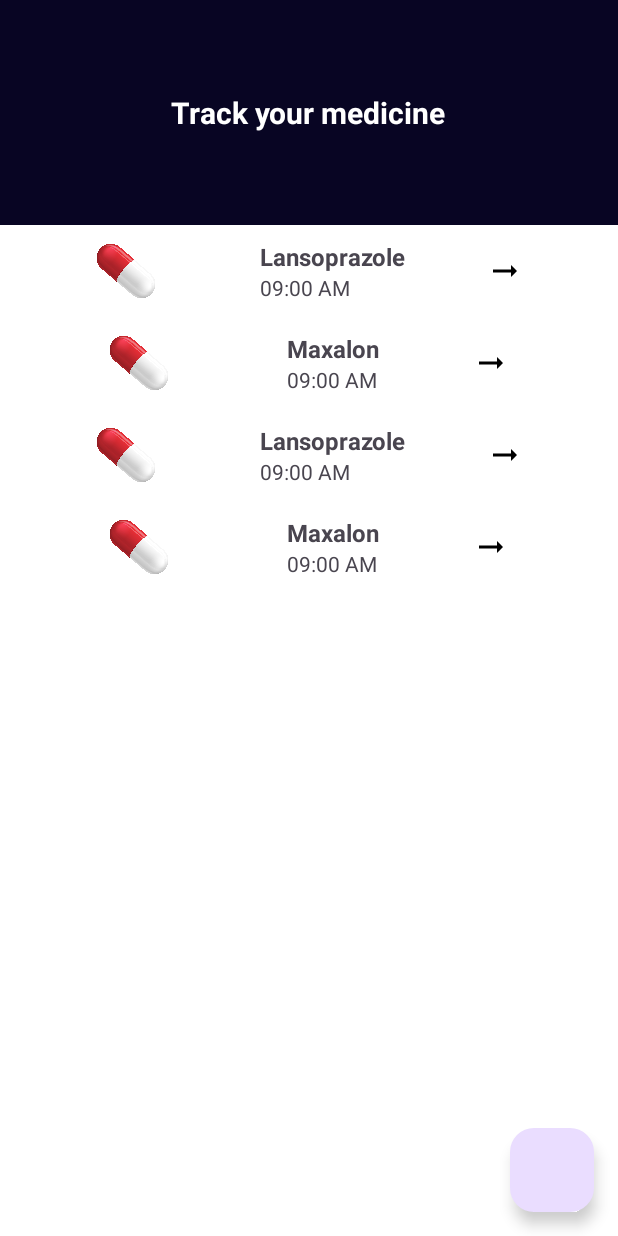
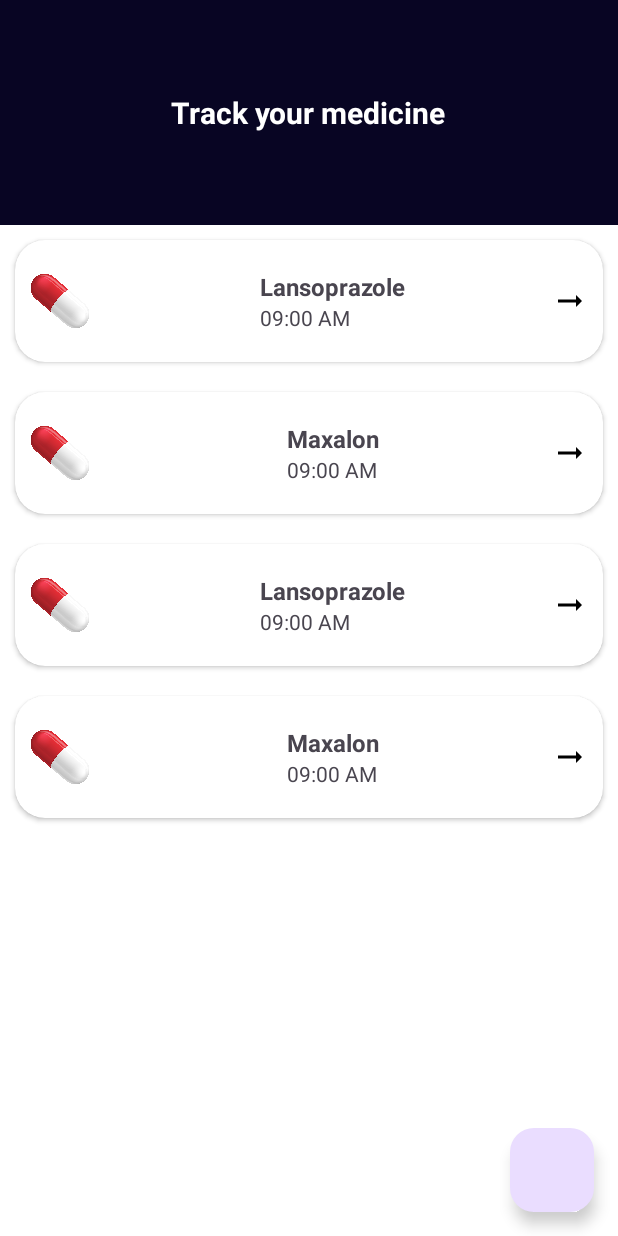
Before and after one commit to 23Mandla/MedicationTracker, an Android app: the MainActivity screen opened directly, with no data from a screen before it, on a phone screen of 412 x 824 dp. Run offline under Robolectric (Android 15) with nearby library versions, the phone set to English and light mode, and no system bars; our stand-ins replace Room's generated code, data binding.

Commit message:
Updated medication card

```diff
--- a/app/src/main/res/layout/medication_card.xml
+++ b/app/src/main/res/layout/medication_card.xml
@@ -8,10 +8,19 @@
             type="com.health.medicationtracker.model.Medication" />
     </data>
 
+    <androidx.cardview.widget.CardView
+        android:elevation="20dp"
+        app:cardCornerRadius="20dp"
+        android:layout_marginHorizontal="10dp"
+        android:layout_marginVertical="10dp"
+        android:layout_width="match_parent"
+        android:layout_height="wrap_content">
+
         <androidx.constraintlayout.widget.ConstraintLayout
             android:layout_width="match_parent"
             android:layout_height="wrap_content"
-        android:padding="10dp">
+            android:paddingVertical="20dp"
+            android:paddingHorizontal="10dp">
 
             <ImageView
                 android:id="@+id/img_meds"
@@ -22,7 +31,9 @@
                 app:layout_constraintTop_toTopOf="parent"
                 app:layout_constraintStart_toStartOf="parent"
                 app:layout_constraintBottom_toBottomOf="parent"
-            app:layout_constraintEnd_toStartOf="@+id/meds_info"/>
+                app:layout_constraintHorizontal_bias="0.2"
+                app:layout_constraintEnd_toStartOf="@+id/meds_info"
+                app:layout_constraintHorizontal_chainStyle="spread_inside"/>
 
             <LinearLayout
                 android:layout_width="wrap_content"
@@ -35,6 +46,7 @@
                 app:layout_constraintTop_toTopOf="parent"
                 app:layout_constraintBottom_toBottomOf="parent"
                 app:layout_constraintEnd_toStartOf="@+id/more"
+
                 >
 
                 <TextView
@@ -62,7 +74,12 @@
                 app:layout_constraintEnd_toEndOf="parent"
                 app:layout_constraintStart_toEndOf="@+id/meds_info"
                 app:layout_constraintTop_toTopOf="parent"
-            app:layout_constraintBottom_toBottomOf="parent" />
+                app:layout_constraintBottom_toBottomOf="parent"
+                app:layout_constraintHorizontal_chainStyle="spread_inside"
+                />
 
         </androidx.constraintlayout.widget.ConstraintLayout>
+    </androidx.cardview.widget.CardView>
+
+
 </layout>
```
Lines whose indentation alone changed are shown as unchanged.
